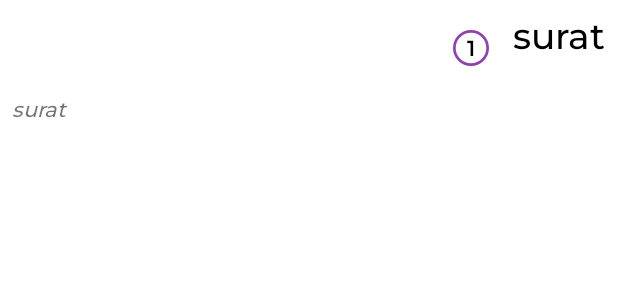
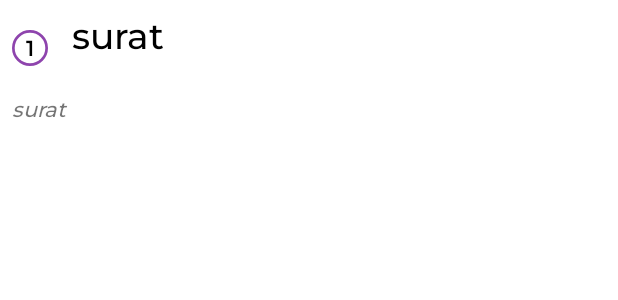
Before and after one commit to Lukmannudin/QuranSaya.ID, an Android app: the layout item_ayat.xml on its own in the app's theme, with its tools: preview values and no code run, on a phone screen of 412 x 824 dp. Shown: the top 300 px of the screen. Run offline under Robolectric (Android 15) with nearby library versions, the phone set to English and light mode, and no system bars.

Commit message:
fix ayatnumber not showing properly

```diff
--- a/app/src/main/res/layout/item_ayat.xml
+++ b/app/src/main/res/layout/item_ayat.xml
@@ -27,13 +27,14 @@
 
     <TextView
         android:id="@+id/ayat_arabic_text"
-        android:layout_width="wrap_content"
+        android:layout_width="0dp"
         android:layout_height="wrap_content"
         android:layout_margin="@dimen/small_margin"
         android:layout_marginTop="@dimen/small_margin"
         android:paddingBottom="@dimen/normal_margin"
         android:textColor="@color/black"
-        android:textSize="24sp"
+        android:textSize="@dimen/font_size_large_ayat"
+        app:layout_constrainedWidth="true"
         app:layout_constraintEnd_toEndOf="parent"
         app:layout_constraintHorizontal_bias="1"
         app:layout_constraintStart_toEndOf="@id/ayat_number"
--- a/app/src/main/res/values/fontsize.xml
+++ b/app/src/main/res/values/fontsize.xml
@@ -2,4 +2,5 @@
 <resources>
     <dimen name="font_size_title">18sp</dimen>
     <dimen name="font_size_ayat">14sp</dimen>
+    <dimen name="font_size_large_ayat">24sp</dimen>
 </resources>
```
